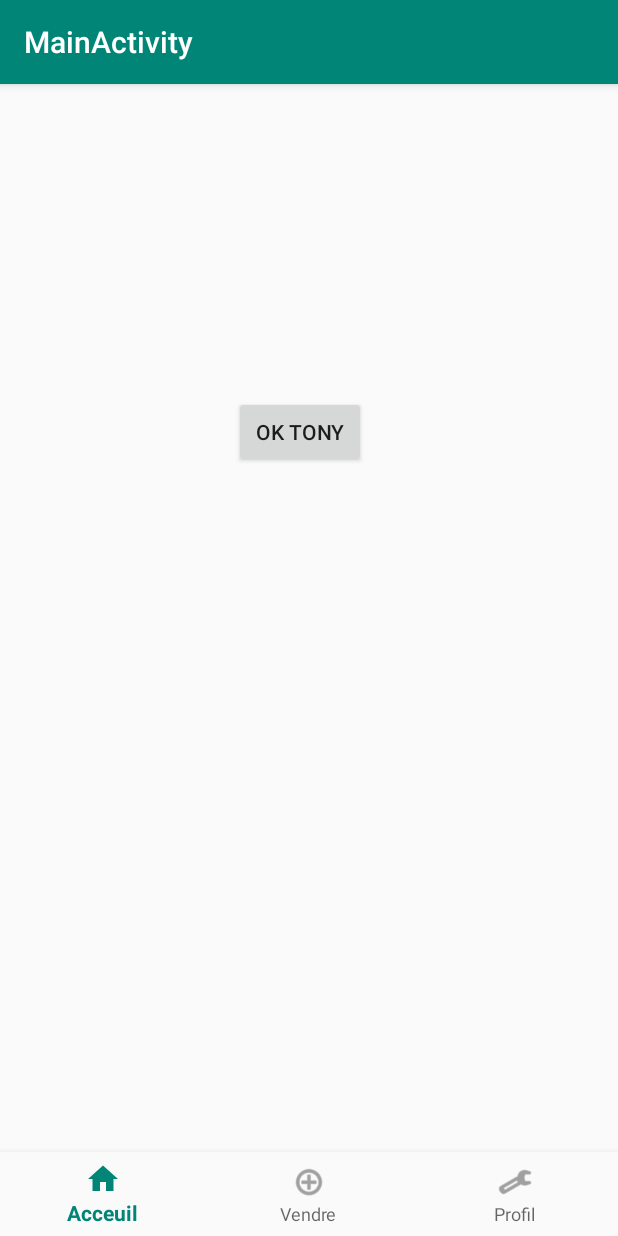
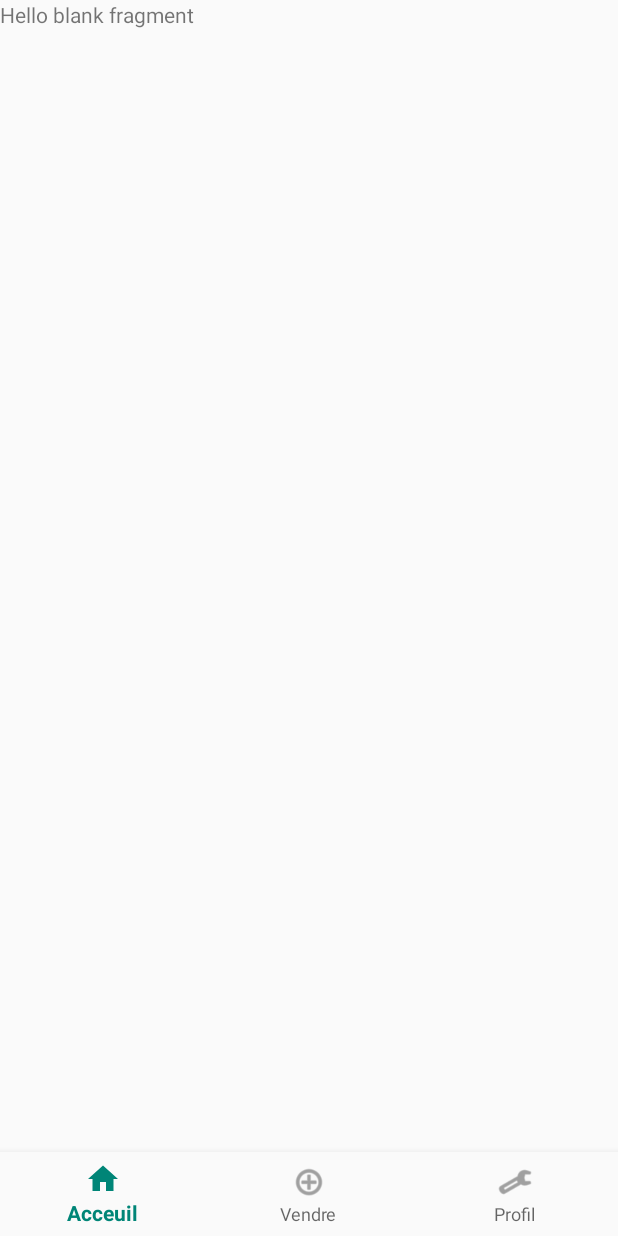
Before and after one commit to FarahonKhwaja/eBay-2.0, an Android app: the MainActivity screen opened directly, with no data from a screen before it, on a phone screen of 412 x 824 dp. Run offline under Robolectric (Android 15) with nearby library versions, the phone set to English and light mode, and no system bars.

Commit message:
Fragment plus propres qui marchent

```diff
--- /dev/null
+++ b/iBAE/app/src/main/java/fr/toulouse/miage/ibae/Fragments/HomeFragment.java
@@ -0,0 +1,52 @@
+package fr.toulouse.miage.ibae.Fragments;
+
+import android.content.Context;
+import android.net.Uri;
+import android.os.Bundle;
+import android.support.v4.app.Fragment;
+import android.view.LayoutInflater;
+import android.view.View;
+import android.view.ViewGroup;
+
+import fr.toulouse.miage.ibae.R;
+
+/**
+ * A simple {@link Fragment} subclass.
+ * Activities that contain this fragment must implement the
+ * to handle interaction events.
+ * Use the {@link HomeFragment#newInstance} factory method to
+ * create an instance of this fragment.
+ */
+public class HomeFragment extends Fragment {
+
+    public HomeFragment() {
+        // Required empty public constructor
+    }
+
+    /**
+     * Use this factory method to create a new instance of
+     * this fragment using the provided parameters.
+     *
+     * @return A new instance of fragment HomeFragment.
+     */
+    // TODO: Rename and change types and number of parameters
+    public static HomeFragment newInstance() {
+        HomeFragment fragment = new HomeFragment();
+        Bundle args = new Bundle();
+        fragment.setArguments(args);
+        return fragment;
+    }
+
+    @Override
+    public void onCreate(Bundle savedInstanceState) {
+        super.onCreate(savedInstanceState);
+
+    }
+
+    @Override
+    public View onCreateView(LayoutInflater inflater, ViewGroup container,
+                             Bundle savedInstanceState) {
+        // Inflate the layout for this fragment
+        return inflater.inflate(R.layout.fragment_home, container, false);
+    }
+}
--- a/iBAE/app/src/main/java/fr/toulouse/miage/ibae/HomeActivity.java
+++ /dev/null
@@ -1,16 +0,0 @@
-package fr.toulouse.miage.ibae;
-
-import android.app.Fragment;
-import android.support.v7.app.AppCompatActivity;
-import android.os.Bundle;
-import android.view.LayoutInflater;
-import android.view.View;
-import android.view.ViewGroup;
-
-public class HomeActivity extends Fragment {
-
-    @Override
-    public View onCreateView(LayoutInflater inflater, ViewGroup container, Bundle savedInstanceState) {
-        return inflater.inflate(R.layout.activity_home, container, false);
-    }
-}
--- a/iBAE/app/src/main/java/fr/toulouse/miage/ibae/MainActivity.java
+++ b/iBAE/app/src/main/java/fr/toulouse/miage/ibae/MainActivity.java
@@ -3,13 +3,19 @@ package fr.toulouse.miage.ibae;
 import android.os.Bundle;
 import android.support.annotation.NonNull;
 import android.support.design.widget.BottomNavigationView;
+import android.support.v4.app.Fragment;
+import android.support.v4.app.FragmentActivity;
 import android.support.v7.app.AppCompatActivity;
 import android.view.MenuItem;
+import android.widget.FrameLayout;
 import android.widget.TextView;
 
-public class MainActivity extends AppCompatActivity {
+import fr.toulouse.miage.ibae.Fragments.HomeFragment;
+import fr.toulouse.miage.ibae.Fragments.VendreFragment;
 
-    private TextView mTextMessage;
+public class MainActivity extends FragmentActivity {
+
+    private Fragment contenu;
 
     private BottomNavigationView.OnNavigationItemSelectedListener mOnNavigationItemSelectedListener
             = new BottomNavigationView.OnNavigationItemSelectedListener() {
@@ -18,13 +24,12 @@ public class MainActivity extends AppCompatActivity {
         public boolean onNavigationItemSelected(@NonNull MenuItem item) {
             switch (item.getItemId()) {
                 case R.id.navigation_home:
-                    mTextMessage.setText(R.string.title_home);
+                    //TODO : Fragment home
                     return true;
                 case R.id.navigation_dashboard:
-                    mTextMessage.setText(R.string.title_dashboard);
                     return true;
                 case R.id.navigation_notifications:
-                    mTextMessage.setText(R.string.title_notifications);
+                    //TODO : Fragment profil
                     return true;
             }
             return false;
@@ -36,7 +41,7 @@ public class MainActivity extends AppCompatActivity {
         super.onCreate(savedInstanceState);
         setContentView(R.layout.activity_main);
 
-        mTextMessage = (TextView) findViewById(R.id.message);
+
         BottomNavigationView navigation = (BottomNavigationView) findViewById(R.id.navigation);
         navigation.setOnNavigationItemSelectedListener(mOnNavigationItemSelectedListener);
     }
--- a/iBAE/app/src/main/res/layout/activity_home.xml
+++ /dev/null
@@ -1,18 +0,0 @@
-<?xml version="1.0" encoding="utf-8"?>
-<android.support.constraint.ConstraintLayout xmlns:android="http://schemas.android.com/apk/res/android"
-    xmlns:app="http://schemas.android.com/apk/res-auto"
-    xmlns:tools="http://schemas.android.com/tools"
-    android:layout_width="match_parent"
-    android:layout_height="match_parent"
-    tools:context=".HomeActivity">
-
-    <Button
-        android:id="@+id/button"
-        android:layout_width="wrap_content"
-        android:layout_height="wrap_content"
-        android:layout_marginTop="208dp"
-        android:layout_marginEnd="148dp"
-        android:text="OK TONY"
-        app:layout_constraintEnd_toEndOf="parent"
-        app:layout_constraintTop_toTopOf="parent" />
-</android.support.constraint.ConstraintLayout>
--- a/iBAE/app/src/main/res/layout/activity_login.xml
+++ b/iBAE/app/src/main/res/layout/activity_login.xml
@@ -55,6 +55,7 @@
         android:layout_marginEnd="16dp"
         android:layout_marginBottom="16dp"
         android:text="Connexion"
+        android:onClick="connection"
         app:layout_constraintBottom_toBottomOf="parent"
         app:layout_constraintEnd_toEndOf="parent" />
 
--- a/iBAE/app/src/main/res/layout/activity_main.xml
+++ b/iBAE/app/src/main/res/layout/activity_main.xml
@@ -20,11 +20,13 @@
         app:menu="@menu/navigation" />
 
     <fragment
-        android:id="@+id/fragment"
-        android:name="fr.toulouse.miage.ibae.HomeActivity"
-        android:layout_width="392dp"
-        android:layout_height="455dp"
-        tools:layout_editor_absoluteX="0dp"
-        tools:layout_editor_absoluteY="0dp" />
+        android:id="@+id/contenu"
+        android:name="fr.toulouse.miage.ibae.Fragments.HomeFragment"
+        android:layout_width="0dp"
+        android:layout_height="0dp"
+        app:layout_constraintBottom_toTopOf="@+id/navigation"
+        app:layout_constraintEnd_toEndOf="parent"
+        app:layout_constraintStart_toStartOf="parent"
+        app:layout_constraintTop_toTopOf="parent" />
 
 </android.support.constraint.ConstraintLayout>
--- /dev/null
+++ b/iBAE/app/src/main/res/layout/fragment_home.xml
@@ -0,0 +1,14 @@
+<?xml version="1.0" encoding="utf-8"?>
+<FrameLayout xmlns:android="http://schemas.android.com/apk/res/android"
+    xmlns:tools="http://schemas.android.com/tools"
+    android:layout_width="match_parent"
+    android:layout_height="match_parent"
+    tools:context=".Fragments.HomeFragment">
+
+    <!-- TODO: Update blank fragment layout -->
+    <TextView
+        android:layout_width="match_parent"
+        android:layout_height="match_parent"
+        android:text="@string/hello_blank_fragment" />
+
+</FrameLayout>
--- a/iBAE/app/src/main/res/values/strings.xml
+++ b/iBAE/app/src/main/res/values/strings.xml
@@ -4,4 +4,7 @@
     <string name="title_home">Acceuil</string>
     <string name="title_dashboard">Vendre</string>
     <string name="title_notifications">Profil</string>
+
+    <!-- TODO: Remove or change this placeholder text -->
+    <string name="hello_blank_fragment">Hello blank fragment</string>
 </resources>
```
Also changed, not shown: iBAE/app/src/main/java/fr/toulouse/miage/ibae/Fragments/VendreFragment.java (added, +54 -0 lines), iBAE/app/src/main/java/fr/toulouse/miage/ibae/LoginActivity.java (+7 -0 lines), iBAE/app/src/main/res/layout/fragment_vendre.xml (added, +14 -0 lines).
